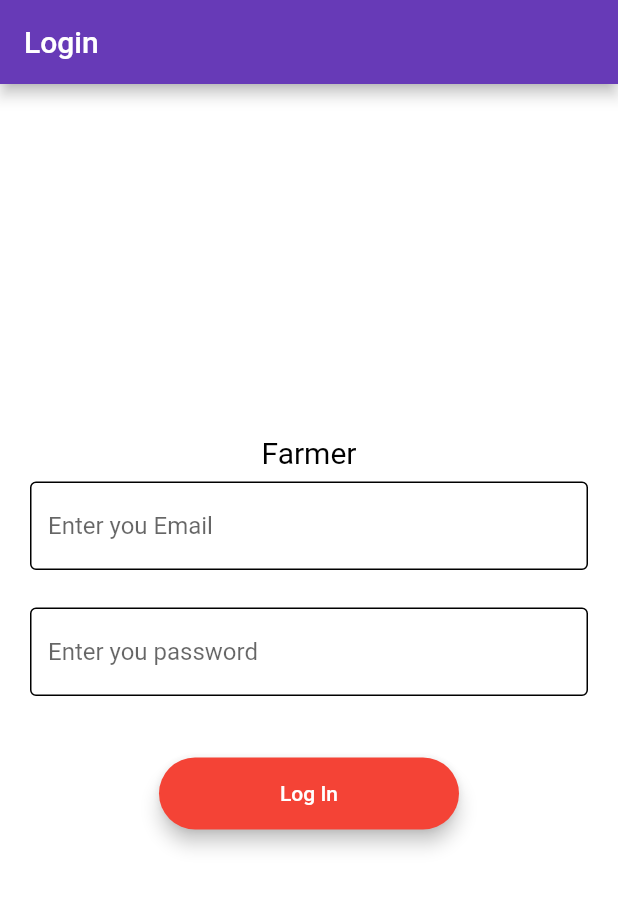
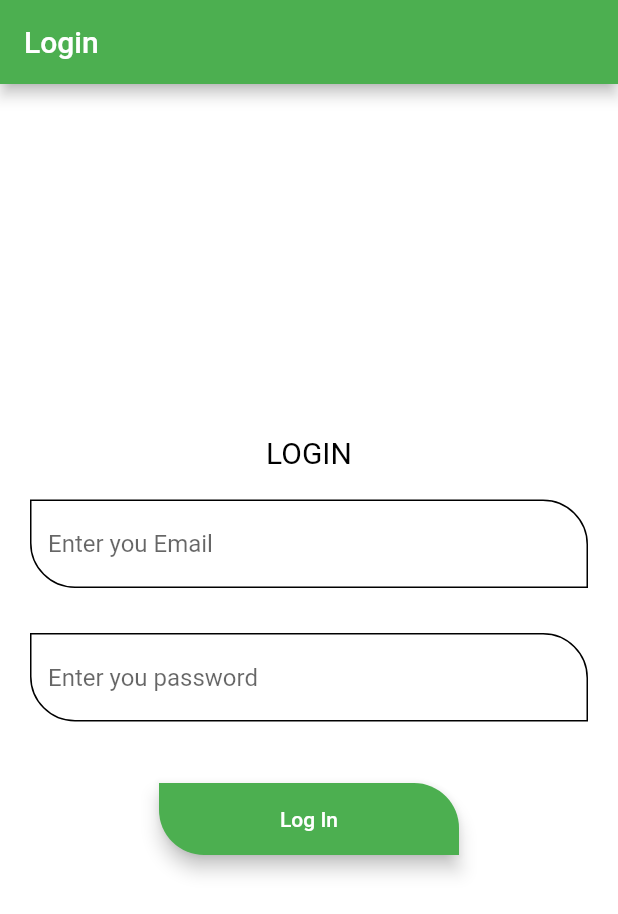
Before and after one commit to PrerakGada/agro_it, a Flutter app: the screen it shows after launch, on a phone screen of 412 x 824 dp. Shown: the top 914 px of the screen. Run offline on Flutter 3.47's test engine with Material 2 defaults, Android fonts, the light colour scheme and no system bars; our stand-ins replace firebase_auth, firebase_core, flutter_spinkit, google_fonts, hexcolor, shared_preferences; accounts and stored records are empty.

Commit message:
LoginPageDesign

```diff
--- a/lib/screens/LoginScreen.dart
+++ b/lib/screens/LoginScreen.dart
@@ -21,14 +21,14 @@ class _LoginScreenState extends State<LoginScreen> {
       debugShowCheckedModeBanner: false,
       title: 'Login',
       theme: ThemeData(
-        primarySwatch: Colors.deepPurple,
+        primarySwatch: Colors.green,
       ),
       home: Scaffold(
         // key: _scaffoldKey,
         appBar: AppBar(
           title: const Text('Login'),
         ),
-        backgroundColor: const Color(0xFFffffff),
+        backgroundColor: const Color(0xffffffff),
         body: Center(
           child: Container(
             height: 300,
@@ -39,11 +39,11 @@ class _LoginScreenState extends State<LoginScreen> {
                 crossAxisAlignment: CrossAxisAlignment.center,
                 children: [
                   const Text(
-                    "Farmer",
+                    "LOGIN",
                     style: TextStyle(fontSize: 20, color: Colors.black),
                   ),
                   const SizedBox(
-                    height: 8,
+                    height: 20,
                   ),
                   TextField(
                     keyboardType: TextInputType.emailAddress,
@@ -55,14 +55,16 @@ class _LoginScreenState extends State<LoginScreen> {
                     decoration: const InputDecoration(
                       focusedBorder: OutlineInputBorder(
                         borderSide: BorderSide(color: Colors.black, width: 1.0),
+                        borderRadius: BorderRadius.only(topRight: Radius.circular(30.0),bottomLeft: Radius.circular(30.0))
                       ),
                       enabledBorder: OutlineInputBorder(
                         borderSide: BorderSide(color: Colors.black, width: 1.0),
+                        borderRadius: BorderRadius.only(topRight: Radius.circular(30.0),bottomLeft: Radius.circular(30.0))
                       ),
                       hintText: 'Enter you Email',
                     ),
                   ),
-                  const SizedBox(height: 25),
+                  const SizedBox(height: 30),
                   TextField(
                     // controller: password,
                     onChanged: (value) {
@@ -75,9 +77,11 @@ class _LoginScreenState extends State<LoginScreen> {
                         const InputDecoration(
                       focusedBorder: OutlineInputBorder(
                         borderSide: BorderSide(color: Colors.black, width: 1.0),
+                        borderRadius: BorderRadius.only(topRight: Radius.circular(30.0),bottomLeft: Radius.circular(30.0))
                       ),
                       enabledBorder: OutlineInputBorder(
                         borderSide: BorderSide(color: Colors.black, width: 1.0),
+                        borderRadius: BorderRadius.only(topRight: Radius.circular(30.0),bottomLeft: Radius.circular(30.0))
                       ),
                       hintText: 'Enter you password',
                     ),
@@ -87,8 +91,9 @@ class _LoginScreenState extends State<LoginScreen> {
                     padding: const EdgeInsets.symmetric(vertical: 16.0),
                     child: Material(
                       elevation: 5.0,
-                      color: Colors.red,
-                      borderRadius: BorderRadius.circular(30.0),
+                      color: Colors.green,
+                      // borderRadius: BorderRadius.circular(30.0),
+                      borderRadius: BorderRadius.only(topRight: Radius.circular(30.0),bottomLeft: Radius.circular(30.0)),
                       child: MaterialButton(
                         // onPressed: () {
                         //   //Navigator.pushNamed(context, Loading.id);
@@ -115,7 +120,7 @@ class _LoginScreenState extends State<LoginScreen> {
                           }
                         },
                         minWidth: 200.0,
-                        height: 42.0,
+                        height: 30.0,
                         child: const Text(
                           'Log In',
                           style: TextStyle(color: Colors.white),
```
